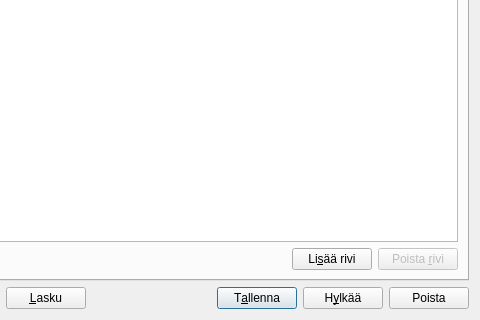
Above: kitupiikki/kirjaus/kirjaus.ui from artoh/kitupiikki before the change; both pictures show x 477 to 957 and y 100 to 420 of the 957 by 420 pixel window. Below: the same form after it.
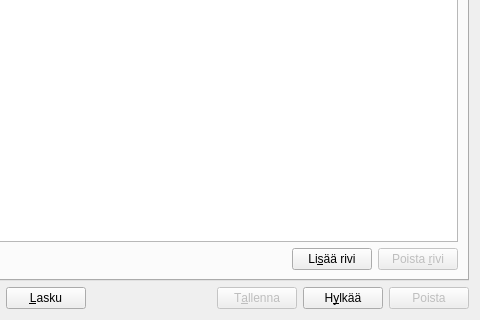
That is the form after the change. Icons and pictures are not drawn.

```diff
--- a/kitupiikki/kirjaus/kirjaus.ui
+++ b/kitupiikki/kirjaus/kirjaus.ui
@@ -408,6 +408,9 @@
      </item>
      <item>
       <widget class="QPushButton" name="tallennaButton">
+       <property name="enabled">
+        <bool>false</bool>
+       </property>
        <property name="text">
         <string>T&amp;allenna</string>
        </property>
@@ -436,6 +439,9 @@
      </item>
      <item>
       <widget class="QPushButton" name="poistaNappi">
+       <property name="enabled">
+        <bool>false</bool>
+       </property>
        <property name="text">
         <string>Poista</string>
        </property>
```
